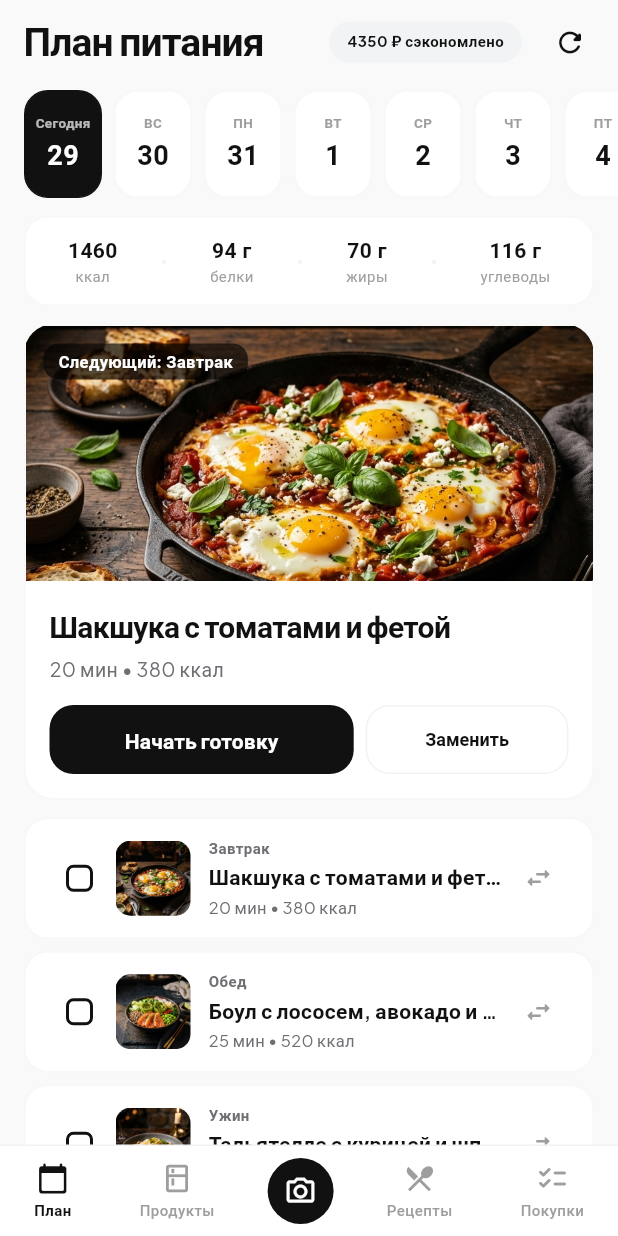
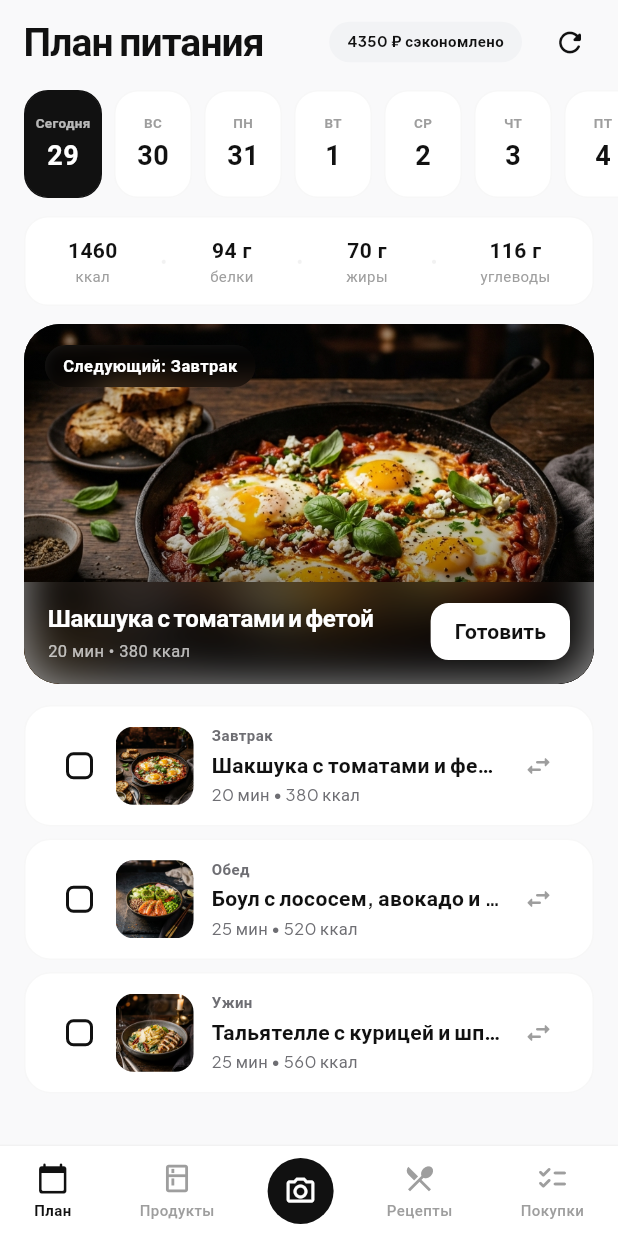
Before and after one commit to degtyarikup-ui/sprout-food-app, a Flutter app: the screen it shows after launch, on a phone screen of 412 x 824 dp. Run offline on Flutter 3.47's test engine with Material 3 defaults, Android fonts, the phone set to English and light mode, and no system bars; our stand-ins replace flutter_riverpod, google_fonts, image_picker, shared_preferences; network calls fail.

Commit message:
feat: full-bleed food photography cards with bottom blur and zero description clutter

```diff
--- a/lib/features/meal_planner/screens/meal_planner_screen.dart
+++ b/lib/features/meal_planner/screens/meal_planner_screen.dart
@@ -1,3 +1,4 @@
+import 'dart:ui';
 import 'package:flutter/material.dart';
 import 'package:flutter/services.dart';
 import 'package:flutter_riverpod/flutter_riverpod.dart';
@@ -172,11 +173,11 @@ class MealPlannerScreen extends ConsumerWidget {
             ),
           ),
 
-          // Next Meal Hero Card (if has next meal)
+          // Next Meal Full-Bleed Hero Card
           if (nextUncompletedSlot.recipe != null)
             SliverToBoxAdapter(
               child: Padding(
-                padding: const EdgeInsets.fromLTRB(16, 0, 16, 12),
+                padding: const EdgeInsets.fromLTRB(16, 0, 16, 14),
                 child: _buildHeroNextMealCard(context, nextUncompletedSlot, currentDay.date, ref),
               ),
             ),
@@ -208,33 +209,60 @@ class MealPlannerScreen extends ConsumerWidget {
     final recipe = slot.recipe!;
 
     return Container(
+      height: 240,
       decoration: BoxDecoration(
-        color: AppColors.surface,
-        borderRadius: BorderRadius.circular(20),
-        border: Border.all(color: AppColors.cardBorder),
+        color: AppColors.surfaceDark,
+        borderRadius: BorderRadius.circular(24),
       ),
       clipBehavior: Clip.antiAlias,
-      child: Column(
-        crossAxisAlignment: CrossAxisAlignment.start,
+      child: GestureDetector(
+        onTap: () {
+          Navigator.push(
+            context,
+            MaterialPageRoute(
+              builder: (context) => RecipeDetailScreen(recipe: recipe),
+            ),
+          );
+        },
+        child: Stack(
+          fit: StackFit.expand,
           children: [
             // Full-bleed Photo Hero
-          Stack(
-            children: [
-              SizedBox(
-                height: 170,
-                width: double.infinity,
-                child: recipe.imageUrl.startsWith('assets/')
+            recipe.imageUrl.startsWith('assets/')
                 ? Image.asset(recipe.imageUrl, fit: BoxFit.cover)
                 : Image.network(recipe.imageUrl, fit: BoxFit.cover),
+
+            // Gradient
+            Positioned.fill(
+              child: DecoratedBox(
+                decoration: BoxDecoration(
+                  gradient: LinearGradient(
+                    begin: Alignment.topCenter,
+                    end: Alignment.bottomCenter,
+                    colors: [
+                      Colors.black.withValues(alpha: 0.35),
+                      Colors.transparent,
+                      Colors.black.withValues(alpha: 0.85),
+                    ],
+                    stops: const [0.0, 0.45, 1.0],
                   ),
+                ),
+              ),
+            ),
+
+            // Next Meal Pill on Top
             Positioned(
-                top: 12,
-                left: 12,
+              top: 14,
+              left: 14,
+              child: ClipRRect(
+                borderRadius: BorderRadius.circular(20),
+                child: BackdropFilter(
+                  filter: ImageFilter.blur(sigmaX: 10, sigmaY: 10),
                   child: Container(
-                  padding: const EdgeInsets.symmetric(horizontal: 10, vertical: 4),
+                    padding: const EdgeInsets.symmetric(horizontal: 12, vertical: 6),
                     decoration: BoxDecoration(
-                    color: Colors.black.withValues(alpha: 0.65),
-                    borderRadius: BorderRadius.circular(10),
+                      color: Colors.black.withValues(alpha: 0.4),
+                      borderRadius: BorderRadius.circular(20),
                     ),
                     child: Text(
                       'Следующий: ${slot.type.label}',
@@ -246,30 +274,62 @@ class MealPlannerScreen extends ConsumerWidget {
                     ),
                   ),
                 ),
+              ),
+            ),
+
+            // Bottom Frosted Panel with Title and Start Button
+            Positioned(
+              left: 0,
+              right: 0,
+              bottom: 0,
+              child: ClipRRect(
+                borderRadius: const BorderRadius.vertical(bottom: Radius.circular(24)),
+                child: BackdropFilter(
+                  filter: ImageFilter.blur(sigmaX: 16, sigmaY: 16),
+                  child: Container(
+                    padding: const EdgeInsets.fromLTRB(16, 12, 16, 14),
+                    decoration: BoxDecoration(
+                      color: Colors.black.withValues(alpha: 0.35),
+                    ),
+                    child: Row(
+                      children: [
+                        Expanded(
+                          child: Column(
+                            crossAxisAlignment: CrossAxisAlignment.start,
+                            mainAxisSize: MainAxisSize.min,
+                            children: [
+                              Text(
+                                recipe.title,
+                                style: AppTypography.titleMedium.copyWith(
+                                  color: Colors.white,
+                                  fontWeight: FontWeight.w700,
+                                ),
+                                maxLines: 1,
+                                overflow: TextOverflow.ellipsis,
+                              ),
+                              const SizedBox(height: 2),
+                              Text(
+                                '${recipe.totalTimeMinutes} мин • ${recipe.calories} ккал',
+                                style: const TextStyle(
+                                  color: Colors.white70,
+                                  fontSize: 11,
+                                ),
+                              ),
                             ],
                           ),
-
-          Padding(
-            padding: const EdgeInsets.all(16),
-            child: Column(
-              crossAxisAlignment: CrossAxisAlignment.start,
-              children: [
-                Text(recipe.title, style: AppTypography.titleLarge),
-                const SizedBox(height: 4),
-                Text(
-                  '${recipe.totalTimeMinutes} мин • ${recipe.calories} ккал',
-                  style: AppTypography.bodyMedium,
                         ),
-                const SizedBox(height: 14),
-
-                // Action Buttons (Clean High Contrast)
-                Row(
-                  children: [
-                    Expanded(
-                      flex: 3,
-                      child: SizedBox(
-                        height: 46,
+                        const SizedBox(width: 12),
+                        SizedBox(
+                          height: 38,
                           child: ElevatedButton(
+                            style: ElevatedButton.styleFrom(
+                              backgroundColor: Colors.white,
+                              foregroundColor: AppColors.primary,
+                              padding: const EdgeInsets.symmetric(horizontal: 16),
+                              shape: RoundedRectangleBorder(
+                                borderRadius: BorderRadius.circular(12),
+                              ),
+                            ),
                             onPressed: () {
                               HapticFeedback.mediumImpact();
                               Navigator.push(
@@ -279,35 +339,17 @@ class MealPlannerScreen extends ConsumerWidget {
                                 ),
                               );
                             },
-                          child: const Text('Начать готовку'),
+                            child: const Text('Готовить'),
                           ),
                         ),
+                      ],
                     ),
-                    const SizedBox(width: 8),
-                    Expanded(
-                      flex: 2,
-                      child: SizedBox(
-                        height: 46,
-                        child: OutlinedButton(
-                          onPressed: () {
-                            HapticFeedback.lightImpact();
-                            showModalBottomSheet(
-                              context: context,
-                              isScrollControlled: true,
-                              backgroundColor: Colors.transparent,
-                              builder: (context) => AiSwapModal(dayDate: dayDate, slot: slot),
-                            );
-                          },
-                          child: const Text('Заменить'),
+                  ),
                 ),
               ),
             ),
           ],
         ),
-              ],
-            ),
-          ),
-        ],
       ),
     );
   }
@@ -325,7 +367,7 @@ class MealPlannerScreen extends ConsumerWidget {
       padding: const EdgeInsets.all(12),
       decoration: BoxDecoration(
         color: AppColors.surface,
-        borderRadius: BorderRadius.circular(16),
+        borderRadius: BorderRadius.circular(18),
         border: Border.all(color: AppColors.cardBorder),
       ),
       child: Row(
@@ -344,18 +386,18 @@ class MealPlannerScreen extends ConsumerWidget {
           // Recipe Thumbnail
           if (recipe != null)
             ClipRRect(
-              borderRadius: BorderRadius.circular(10),
+              borderRadius: BorderRadius.circular(12),
               child: recipe.imageUrl.startsWith('assets/')
                   ? Image.asset(
                       recipe.imageUrl,
-                      width: 50,
-                      height: 50,
+                      width: 52,
+                      height: 52,
                       fit: BoxFit.cover,
                     )
                   : Image.network(
                       recipe.imageUrl,
-                      width: 50,
-                      height: 50,
+                      width: 52,
+                      height: 52,
                       fit: BoxFit.cover,
                     ),
             ),
```
Also changed, not shown: lib/features/recipes/screens/recipes_screen.dart (+109 -50 lines). Lines whose indentation alone changed are shown as unchanged.
